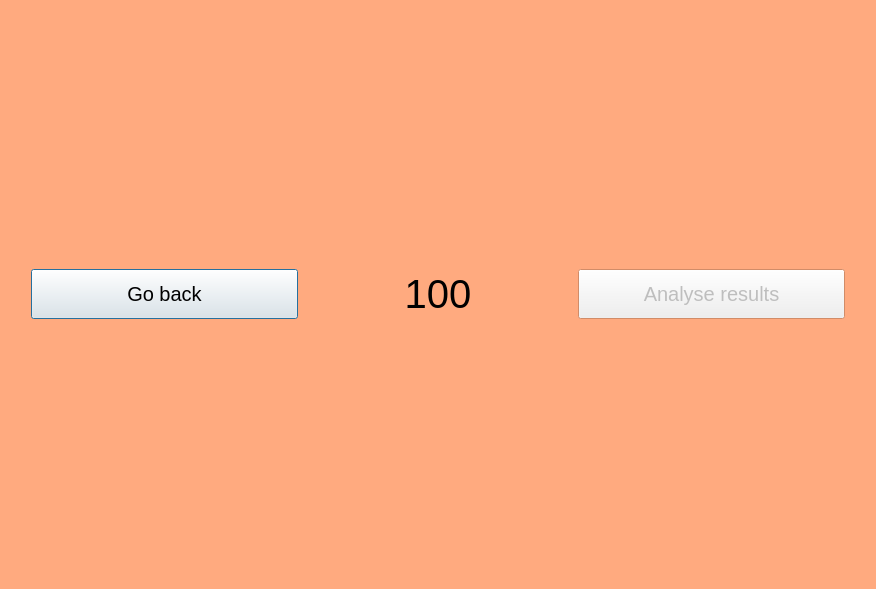
Before: the Qt Designer form gui/experienceview.ui in SophieShirine/FittsLaw, drawn with Qt 5.
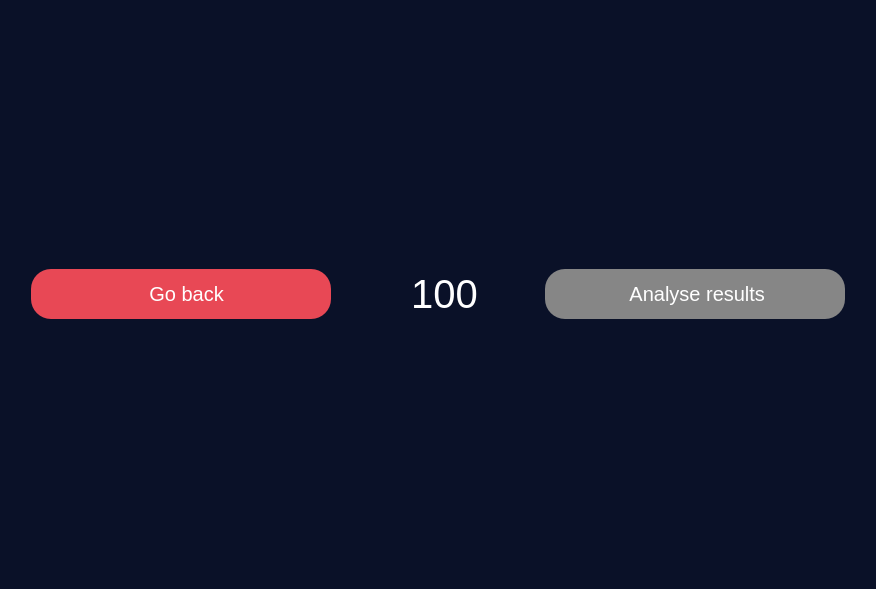
After: the same form once the commit is applied. Icons and pictures are not drawn.

What changed in the file:
```diff
--- a/gui/experienceview.ui
+++ b/gui/experienceview.ui
@@ -13,61 +13,196 @@
   <property name="palette">
    <palette>
     <active>
+     <colorrole role="WindowText">
+      <brush brushstyle="SolidPattern">
+       <color alpha="255">
+        <red>255</red>
+        <green>255</green>
+        <blue>255</blue>
+       </color>
+      </brush>
+     </colorrole>
+     <colorrole role="Button">
+      <brush brushstyle="SolidPattern">
+       <color alpha="255">
+        <red>10</red>
+        <green>17</green>
+        <blue>40</blue>
+       </color>
+      </brush>
+     </colorrole>
+     <colorrole role="Text">
+      <brush brushstyle="SolidPattern">
+       <color alpha="255">
+        <red>255</red>
+        <green>255</green>
+        <blue>255</blue>
+       </color>
+      </brush>
+     </colorrole>
+     <colorrole role="ButtonText">
+      <brush brushstyle="SolidPattern">
+       <color alpha="255">
+        <red>255</red>
+        <green>255</green>
+        <blue>255</blue>
+       </color>
+      </brush>
+     </colorrole>
      <colorrole role="Base">
       <brush brushstyle="SolidPattern">
        <color alpha="255">
-        <red>255</red>
-        <green>255</green>
-        <blue>255</blue>
+        <red>10</red>
+        <green>17</green>
+        <blue>40</blue>
        </color>
       </brush>
      </colorrole>
      <colorrole role="Window">
       <brush brushstyle="SolidPattern">
        <color alpha="255">
+        <red>10</red>
+        <green>17</green>
+        <blue>40</blue>
+       </color>
+      </brush>
+     </colorrole>
+     <colorrole role="PlaceholderText">
+      <brush brushstyle="NoBrush">
+       <color alpha="128">
         <red>255</red>
-        <green>170</green>
-        <blue>127</blue>
+        <green>255</green>
+        <blue>255</blue>
        </color>
       </brush>
      </colorrole>
     </active>
     <inactive>
+     <colorrole role="WindowText">
+      <brush brushstyle="SolidPattern">
+       <color alpha="255">
+        <red>255</red>
+        <green>255</green>
+        <blue>255</blue>
+       </color>
+      </brush>
+     </colorrole>
+     <colorrole role="Button">
+      <brush brushstyle="SolidPattern">
+       <color alpha="255">
+        <red>10</red>
+        <green>17</green>
+        <blue>40</blue>
+       </color>
+      </brush>
+     </colorrole>
+     <colorrole role="Text">
+      <brush brushstyle="SolidPattern">
+       <color alpha="255">
+        <red>255</red>
+        <green>255</green>
+        <blue>255</blue>
+       </color>
+      </brush>
+     </colorrole>
+     <colorrole role="ButtonText">
+      <brush brushstyle="SolidPattern">
+       <color alpha="255">
+        <red>255</red>
+        <green>255</green>
+        <blue>255</blue>
+       </color>
+      </brush>
+     </colorrole>
      <colorrole role="Base">
       <brush brushstyle="SolidPattern">
        <color alpha="255">
-        <red>255</red>
-        <green>255</green>
-        <blue>255</blue>
+        <red>10</red>
+        <green>17</green>
+        <blue>40</blue>
        </color>
       </brush>
      </colorrole>
      <colorrole role="Window">
       <brush brushstyle="SolidPattern">
        <color alpha="255">
+        <red>10</red>
+        <green>17</green>
+        <blue>40</blue>
+       </color>
+      </brush>
+     </colorrole>
+     <colorrole role="PlaceholderText">
+      <brush brushstyle="NoBrush">
+       <color alpha="128">
         <red>255</red>
-        <green>170</green>
-        <blue>127</blue>
+        <green>255</green>
+        <blue>255</blue>
        </color>
       </brush>
      </colorrole>
     </inactive>
     <disabled>
+     <colorrole role="WindowText">
+      <brush brushstyle="SolidPattern">
+       <color alpha="255">
+        <red>255</red>
+        <green>255</green>
+        <blue>255</blue>
+       </color>
+      </brush>
+     </colorrole>
+     <colorrole role="Button">
+      <brush brushstyle="SolidPattern">
+       <color alpha="255">
+        <red>10</red>
+        <green>17</green>
+        <blue>40</blue>
+       </color>
+      </brush>
+     </colorrole>
+     <colorrole role="Text">
+      <brush brushstyle="SolidPattern">
+       <color alpha="255">
+        <red>255</red>
+        <green>255</green>
+        <blue>255</blue>
+       </color>
+      </brush>
+     </colorrole>
+     <colorrole role="ButtonText">
+      <brush brushstyle="SolidPattern">
+       <color alpha="255">
+        <red>255</red>
+        <green>255</green>
+        <blue>255</blue>
+       </color>
+      </brush>
+     </colorrole>
      <colorrole role="Base">
       <brush brushstyle="SolidPattern">
        <color alpha="255">
-        <red>255</red>
-        <green>170</green>
-        <blue>127</blue>
+        <red>10</red>
+        <green>17</green>
+        <blue>40</blue>
        </color>
       </brush>
      </colorrole>
      <colorrole role="Window">
       <brush brushstyle="SolidPattern">
        <color alpha="255">
+        <red>10</red>
+        <green>17</green>
+        <blue>40</blue>
+       </color>
+      </brush>
+     </colorrole>
+     <colorrole role="PlaceholderText">
+      <brush brushstyle="NoBrush">
+       <color alpha="128">
         <red>255</red>
-        <green>170</green>
-        <blue>127</blue>
+        <green>255</green>
+        <blue>255</blue>
        </color>
       </brush>
      </colorrole>
@@ -77,6 +212,11 @@
   <property name="windowTitle">
    <string>Dialog</string>
   </property>
+  <property name="styleSheet">
+   <string notr="true">background-color: rgb(10, 17, 40);
+color: rgb(255, 255, 255);
+</string>
+  </property>
   <layout class="QGridLayout" name="gridLayout">
    <item row="2" column="1">
     <layout class="QHBoxLayout" name="buttonLayout">
@@ -84,7 +224,7 @@
       <widget class="QPushButton" name="leaveBtn">
        <property name="minimumSize">
         <size>
-         <width>200</width>
+         <width>300</width>
          <height>50</height>
         </size>
        </property>
@@ -93,8 +233,65 @@
          <pointsize>15</pointsize>
         </font>
        </property>
+       <property name="styleSheet">
+        <string notr="true">QPushButton {
+	background-color: rgb(232, 72, 85);
+	border-radius: 20px;
+ }
+
+QPushButton:hover{
+	
+	background-color: rgb(232, 93, 107);
+ }
+</string>
+       </property>
        <property name="text">
-        <string>Go back</string>
+        <string>		Go back</string>
+       </property>
+       <property name="icon">
+        <iconset resource="../resourceFile.qrc">
+         <normaloff>:/images/ResourceFile/goback.png</normaloff>:/images/ResourceFile/goback.png</iconset>
+       </property>
+       <property name="iconSize">
+        <size>
+         <width>30</width>
+         <height>30</height>
+        </size>
+       </property>
+      </widget>
+     </item>
+     <item>
+      <spacer name="horizontalSpacer_5">
+       <property name="orientation">
+        <enum>Qt::Horizontal</enum>
+       </property>
+       <property name="sizeHint" stdset="0">
+        <size>
+         <width>40</width>
+         <height>20</height>
+        </size>
+       </property>
+      </spacer>
+     </item>
+     <item>
+      <widget class="QLabel" name="label">
+       <property name="maximumSize">
+        <size>
+         <width>50</width>
+         <height>50</height>
+        </size>
+       </property>
+       <property name="text">
+        <string/>
+       </property>
+       <property name="pixmap">
+        <pixmap resource="../resourceFile.qrc">:/images/ResourceFile/targets.png</pixmap>
+       </property>
+       <property name="scaledContents">
+        <bool>true</bool>
+       </property>
+       <property name="alignment">
+        <set>Qt::AlignCenter</set>
        </property>
       </widget>
      </item>
@@ -113,6 +310,19 @@
        </property>
       </widget>
      </item>
+     <item>
+      <spacer name="horizontalSpacer_6">
+       <property name="orientation">
+        <enum>Qt::Horizontal</enum>
+       </property>
+       <property name="sizeHint" stdset="0">
+        <size>
+         <width>40</width>
+         <height>20</height>
+        </size>
+       </property>
+      </spacer>
+     </item>
      <item>
       <widget class="QPushButton" name="resultsButton">
        <property name="enabled">
@@ -120,7 +330,7 @@
        </property>
        <property name="minimumSize">
         <size>
-         <width>200</width>
+         <width>300</width>
          <height>50</height>
         </size>
        </property>
@@ -129,8 +339,32 @@
          <pointsize>15</pointsize>
         </font>
        </property>
+       <property name="styleSheet">
+        <string notr="true">QPushButton {
+	background-color: rgb(49, 133, 252);
+	border-radius: 20px;
+ }
+
+QPushButton:hover{
+	background-color: rgb(97, 156, 252);
+ }
+
+QPushButton:!enabled{
+	background-color: rgb(134, 134, 134);
+ }</string>
+       </property>
        <property name="text">
-        <string>Analyse results</string>
+        <string>	Analyse results</string>
+       </property>
+       <property name="icon">
+        <iconset resource="../resourceFile.qrc">
+         <normaloff>:/images/ResourceFile/stats.png</normaloff>:/images/ResourceFile/stats.png</iconset>
+       </property>
+       <property name="iconSize">
+        <size>
+         <width>30</width>
+         <height>30</height>
+        </size>
        </property>
       </widget>
      </item>
```
Left out of the diff: 4 changed lines with no effect on the pictures.
